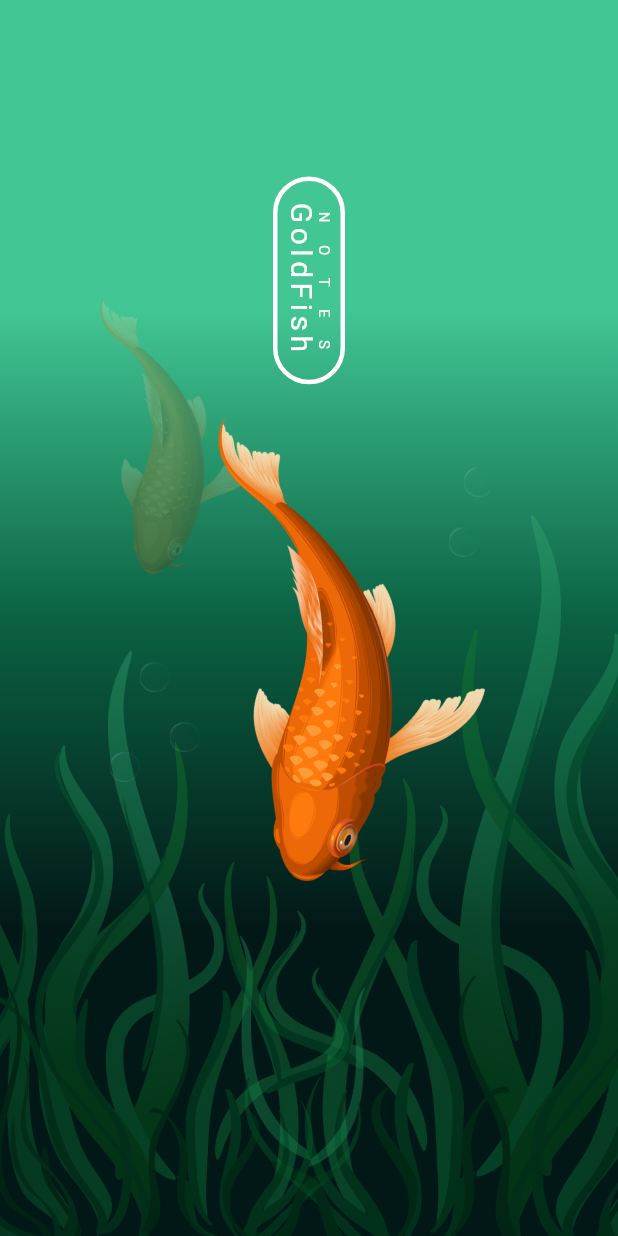
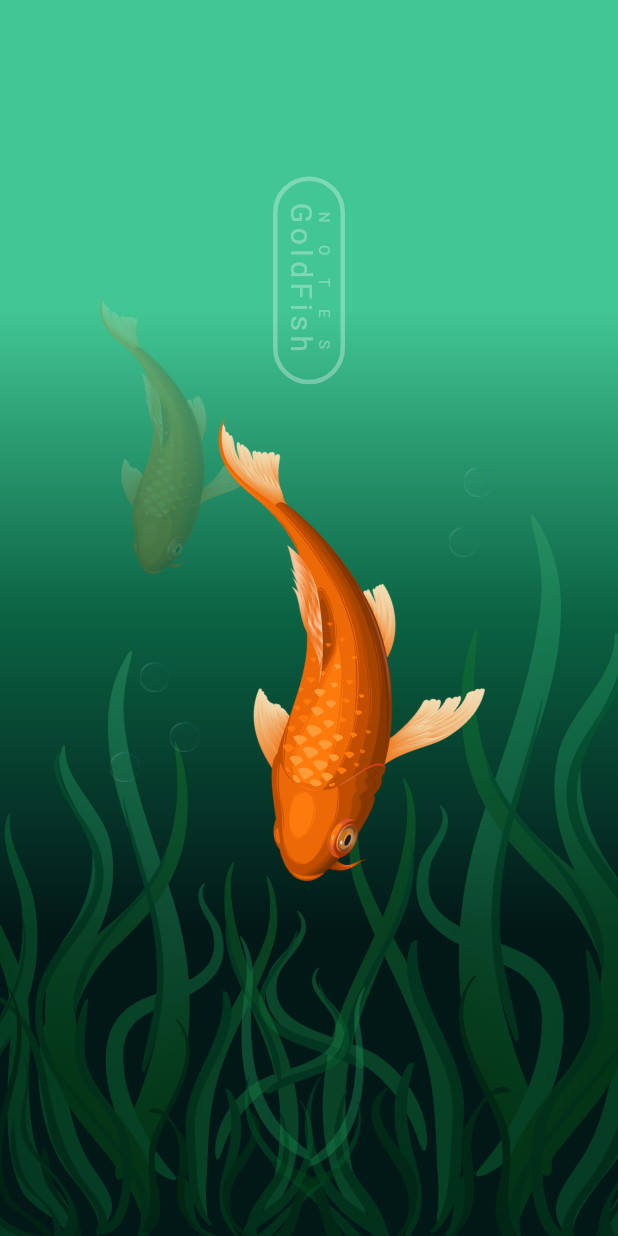
Before and after one commit to marinalvdgs/goldfish_notes_ui_demo, a Flutter app: the screen it shows after launch, on a phone screen of 412 x 824 dp. Run offline on Flutter 3.47's test engine with Material 2 defaults, Android fonts, the phone set to English and light mode, and no system bars.

```diff
--- a/lib/ui/splash_screen.dart
+++ b/lib/ui/splash_screen.dart
@@ -17,6 +17,7 @@ class _SplashScreenState extends State<SplashScreen>
   Animation<Offset> littleFishAnimation;
   Animation<Offset> bubbleAnimation;
   Animation<double> opacityAnimation;
+  Animation<double> logoAnimation;
 
   @override
   initState() {
@@ -33,6 +34,9 @@ class _SplashScreenState extends State<SplashScreen>
         .animate(CurvedAnimation(parent: fishController, curve: Curves.linear));
     opacityAnimation = Tween<double>(begin: 1.0, end: 0.0).animate(
         CurvedAnimation(parent: fishController, curve: Curves.easeOut));
+    logoAnimation = Tween<double>(begin: 0.0, end: 1.0).animate(CurvedAnimation(
+        parent: fishController,
+        curve: Interval(0.5, 0.7, curve: Curves.easeIn)));
     super.initState();
   }
 
@@ -43,7 +47,9 @@ class _SplashScreenState extends State<SplashScreen>
   }
 
   Widget buildLogo() {
-    return Padding(
+    return FadeTransition(
+      opacity: logoAnimation,
+      child: Padding(
         padding: EdgeInsets.only(top: MediaQuery.of(context).size.height / 7),
         child: RotatedBox(
           quarterTurns: 1,
@@ -69,6 +75,7 @@ class _SplashScreenState extends State<SplashScreen>
                             height: 1,
                           ))
                     ]),
+              ),
             ),
           ),
         ),
```
Lines whose indentation alone changed are shown as unchanged.
